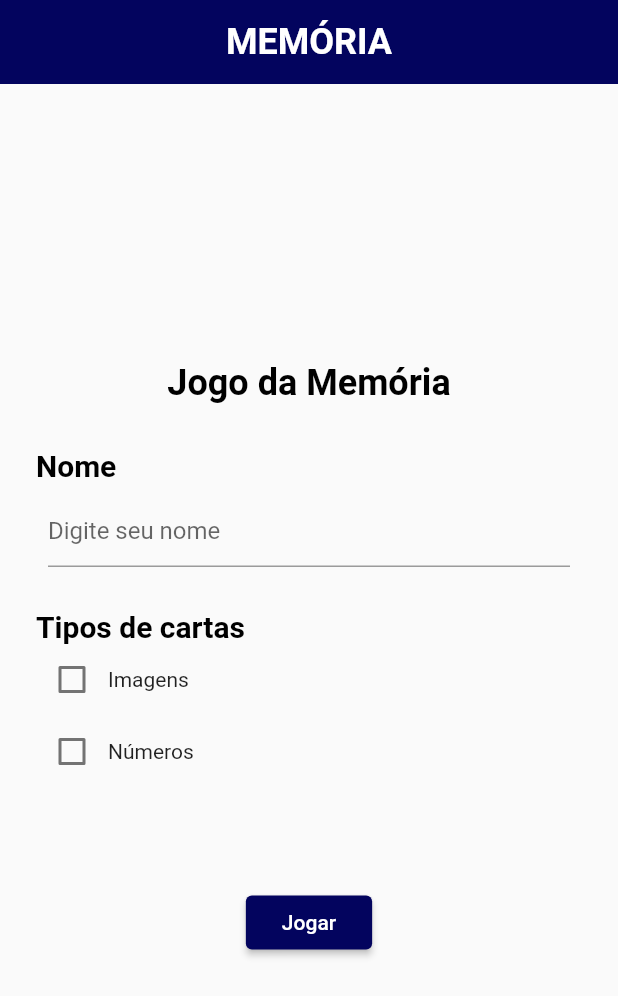
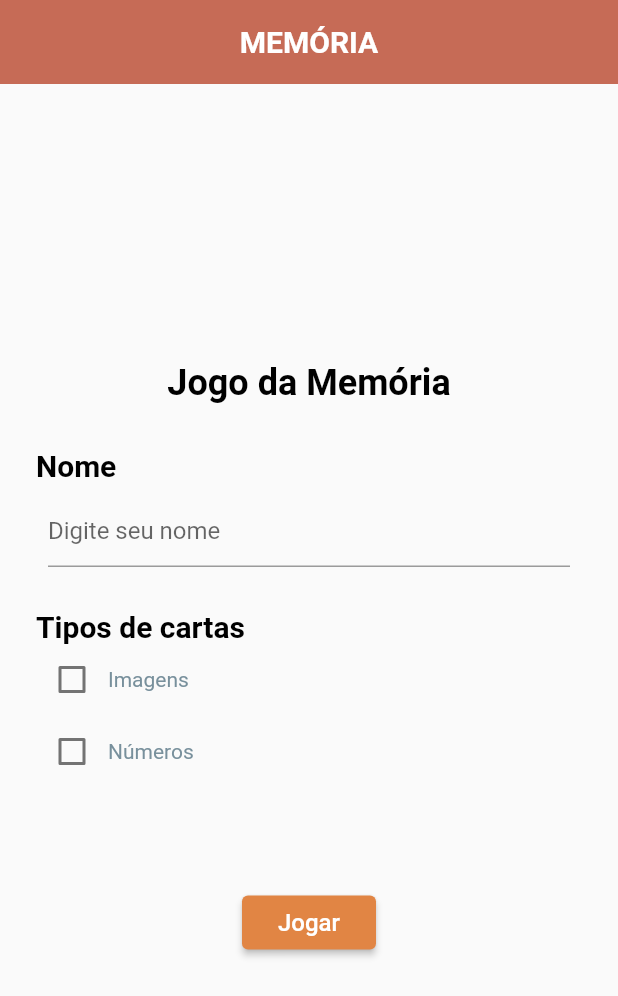
Before and after one commit to DiegoDefSan/Memory-card-game, a Flutter app: the screen it shows after launch, on a phone screen of 412 x 824 dp. Shown: the top 996 px of the screen. Run offline on Flutter 3.47's test engine with Material 2 defaults, Android fonts, the phone set to English and light mode, and no system bars.

Commit message:
fix: colors modified

```diff
--- a/lib/widgets/Button.dart
+++ b/lib/widgets/Button.dart
@@ -10,8 +10,7 @@ class Button extends StatefulWidget {
     Key? key,
     required this.text,
     required this.onPressed,
-    this.backgroundColor =
-        const Color.fromARGB(255, 3, 4, 94), // ARGB format: 0xAARRGGBB
+    this.backgroundColor = const Color(0xFFe18544), // ARGB format: 0xAARRGGBB
     this.textColor = Colors.white,
   }) : super(key: key);
 
@@ -31,7 +30,12 @@ class _ButtonState extends State<Button> {
         foregroundColor: widget.textColor,
         padding: const EdgeInsets.symmetric(horizontal: 24, vertical: 8),
       ),
-      child: Text(widget.text),
+      child: Text(
+        widget.text,
+        style: const TextStyle(
+          fontSize: 16,
+        ),
+      ),
     );
   }
 }
--- a/lib/widgets/CheckboxField.dart
+++ b/lib/widgets/CheckboxField.dart
@@ -31,9 +31,14 @@ class _CheckboxFieldState extends State<CheckboxField> {
               widget.onChecked(isChecked);
             });
           },
-          activeColor: const Color.fromARGB(255, 3, 4, 94),
+          activeColor: const Color(0xFFdc6252),
         ),
-        Text(widget.labelText),
+        Text(
+          widget.labelText,
+          style: const TextStyle(
+            color: Color(0xFF78909c),
+          ),
+        ),
       ],
     );
   }
--- a/lib/widgets/InputField.dart
+++ b/lib/widgets/InputField.dart
@@ -22,6 +22,9 @@ class _InputFieldState extends State<InputField> {
       child: TextField(
         controller: widget.textController,
         textCapitalization: TextCapitalization.words,
+        style: const TextStyle(
+          color: Color(0xff78909c),
+        ),
         decoration: InputDecoration(
           border: const UnderlineInputBorder(),
           hintText: widget.hintText,
--- a/lib/widgets/Navbar.dart
+++ b/lib/widgets/Navbar.dart
@@ -13,7 +13,7 @@ class Navbar extends StatelessWidget implements PreferredSizeWidget {
     return SafeArea(
       child: Container(
         height: preferredSize.height,
-        color: const Color.fromARGB(255, 3, 4, 94),
+        color: const Color(0xFFc66b56),
         child: Row(
           mainAxisAlignment: MainAxisAlignment.center,
           children: [
@@ -21,7 +21,7 @@ class Navbar extends StatelessWidget implements PreferredSizeWidget {
               title,
               style: const TextStyle(
                 color: Colors.white,
-                fontSize: 24,
+                fontSize: 20,
                 fontWeight: FontWeight.bold,
               ),
             ),
```
Also changed, not shown: lib/widgets/InfoContainter.dart (+21 -9 lines).
